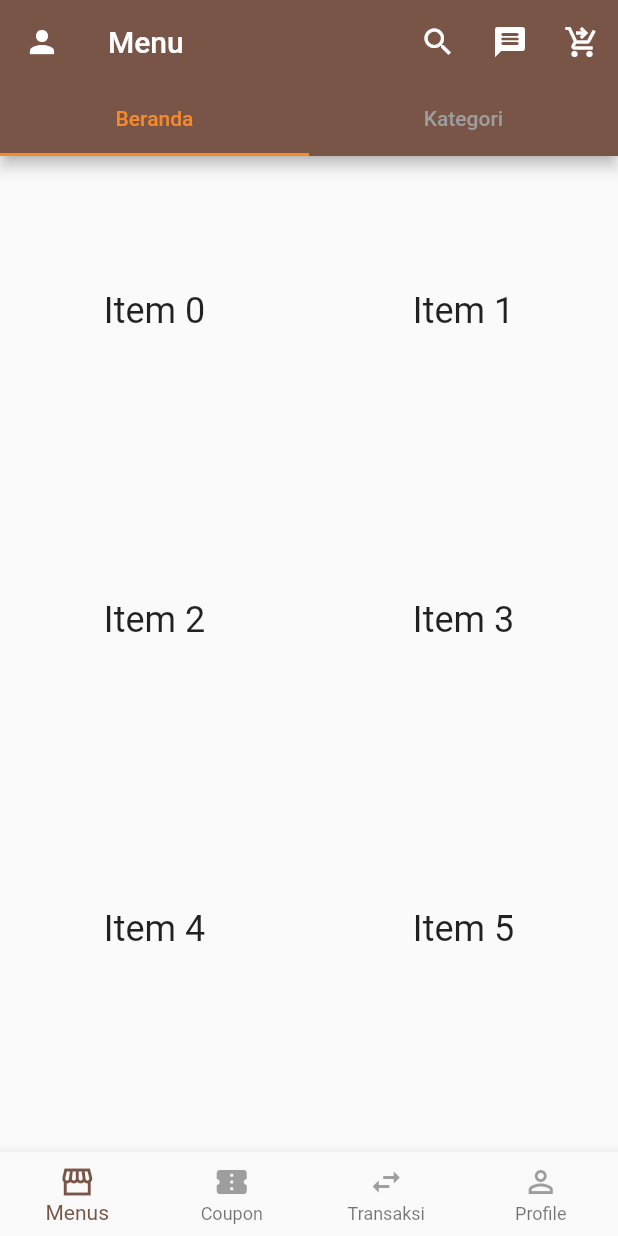
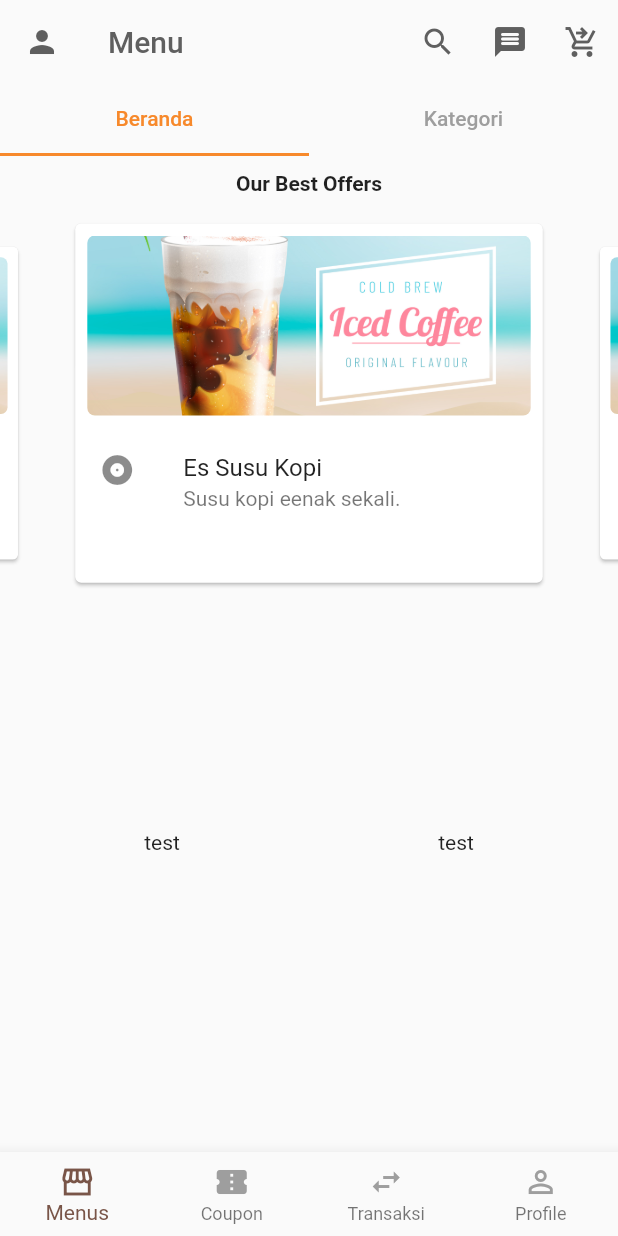
Before and after one commit to arikjunior/mobile-apps-coffee, a Flutter app: the screen it shows after launch, on a phone screen of 412 x 824 dp. Run offline on Flutter 3.47's test engine with Material 2 defaults, Android fonts, the light colour scheme and no system bars; drawn by our look-alikes of carousel_slider; our stand-ins replace email_validator, google_fonts; missing offline and left inert: dart:html.

```diff
--- a/lib/constans.dart
+++ b/lib/constans.dart
@@ -4,6 +4,7 @@ class Palette {
   static Color bg1 = Colors.brown;
   static Color bg2 = Colors.green;
   static Color bg3 = Colors.white;
+  static Color black = const Color(0xff5F5F5F);
 
   static Color orange = const Color(0xfff7892b);
 }
--- a/lib/main.dart
+++ b/lib/main.dart
@@ -1,5 +1,6 @@
 import 'package:flutter/material.dart';
 import 'package:tokokopi/launcher.dart';
+import 'package:google_fonts/google_fonts.dart';
 
 void main() {
   runApp(const MyApp());
@@ -15,6 +16,7 @@ class MyApp extends StatelessWidget {
       debugShowCheckedModeBanner: false,
       title: 'Flutter Demo',
       theme: ThemeData(
+        textTheme: GoogleFonts.robotoTextTheme(),
         primarySwatch: Colors.brown,
         visualDensity: VisualDensity.adaptivePlatformDensity,
       ),
--- a/lib/users/beranda.dart
+++ b/lib/users/beranda.dart
@@ -32,26 +32,35 @@ class _BerandaState extends State<Beranda> with SingleTickerProviderStateMixin {
   Widget build(BuildContext context) {
     return Scaffold(
         appBar: AppBar(
-          leading: Icon(Icons.person),
+          leading: Icon(
+            Icons.person,
+            color: Palette.black,
+          ),
           centerTitle: true,
           title: new Row(
             mainAxisAlignment: MainAxisAlignment.spaceBetween,
             children: <Widget>[
-              Text('Menu'),
+              Text(
+                'Menu',
+                style: TextStyle(color: Palette.black),
+              ),
             ],
           ),
           actions: <Widget>[
             IconButton(
               icon: const Icon(Icons.search),
+              color: Palette.black,
               onPressed: () {},
             ),
             IconButton(
               icon: const Icon(Icons.message_rounded),
               onPressed: () {},
+              color: Palette.black,
             ),
             IconButton(
               icon: const Icon(Icons.shopping_cart_checkout),
               onPressed: () {},
+              color: Palette.black,
             ),
           ],
           // leading: new Row(children: <Widget>[
@@ -73,7 +82,8 @@ class _BerandaState extends State<Beranda> with SingleTickerProviderStateMixin {
           //       filled: true),
           // ),
 
-          backgroundColor: Palette.bg1,
+          backgroundColor: Colors.transparent,
+          elevation: 0,
 
           bottom: TabBar(
             controller: _tabController,
--- a/lib/users/depanpage.dart
+++ b/lib/users/depanpage.dart
@@ -1,4 +1,16 @@
+// ignore_for_file: avoid_unnecessary_containers
+
 import 'package:flutter/material.dart';
+import 'package:carousel_slider/carousel_slider.dart';
+
+final List<String> imgList = [
+  'https://images.unsplash.com/photo-1520342868574-5fa3804e551c?ixlib=rb-0.3.5&ixid=eyJhcHBfaWQiOjEyMDd9&s=6ff92caffcdd63681a35134a6770ed3b&auto=format&fit=crop&w=1951&q=80',
+  'https://images.unsplash.com/photo-1522205408450-add114ad53fe?ixlib=rb-0.3.5&ixid=eyJhcHBfaWQiOjEyMDd9&s=368f45b0888aeb0b7b08e3a1084d3ede&auto=format&fit=crop&w=1950&q=80',
+  'https://images.unsplash.com/photo-1519125323398-675f0ddb6308?ixlib=rb-0.3.5&ixid=eyJhcHBfaWQiOjEyMDd9&s=94a1e718d89ca60a6337a6008341ca50&auto=format&fit=crop&w=1950&q=80',
+  'https://images.unsplash.com/photo-1523205771623-e0faa4d2813d?ixlib=rb-0.3.5&ixid=eyJhcHBfaWQiOjEyMDd9&s=89719a0d55dd05e2deae4120227e6efc&auto=format&fit=crop&w=1953&q=80',
+  'https://images.unsplash.com/photo-1508704019882-f9cf40e475b4?ixlib=rb-0.3.5&ixid=eyJhcHBfaWQiOjEyMDd9&s=8c6e5e3aba713b17aa1fe71ab4f0ae5b&auto=format&fit=crop&w=1352&q=80',
+  'https://images.unsplash.com/photo-1519985176271-adb1088fa94c?ixlib=rb-0.3.5&ixid=eyJhcHBfaWQiOjEyMDd9&s=a0c8d632e977f94e5d312d9893258f59&auto=format&fit=crop&w=1355&q=80'
+];
 
 class DepanPage extends StatefulWidget {
   @override
@@ -8,20 +20,122 @@ class DepanPage extends StatefulWidget {
 class _DepanPageState extends State<DepanPage> {
   @override
   Widget build(BuildContext context) {
+    var size = MediaQuery.of(context).size;
+
+    /*24 is for notification bar on Android*/
+    final double itemHeight = (size.height - kToolbarHeight - 24) / 2.3;
+    final double itemWidth = size.width / 2;
     return Scaffold(
-      body: GridView.count(
+        body: Column(
+      children: <Widget>[
+        Column(
+          children: [
+            Column(
+              mainAxisAlignment: MainAxisAlignment.start,
+              children: [
+                Padding(
+                  padding: const EdgeInsets.all(10),
+                  child: Text(
+                    "Our Best Offers",
+                    style: TextStyle(fontWeight: FontWeight.w700),
+                  ),
+                )
+              ],
+            ),
+            CarouselSlider(
+              options: CarouselOptions(
+                autoPlay: false,
+                aspectRatio: 1.6,
+                enlargeCenterPage: true,
+              ),
+              items: imgList
+                  .map(
+                    (item) => Container(
+                      margin: EdgeInsets.all(5.0),
+                      child: Card(
+                        child: Column(
+                          mainAxisSize: MainAxisSize.min,
+                          children: <Widget>[
+                            Container(
+                                width: size.width,
+                                padding: const EdgeInsets.all(8),
+                                child: ClipRRect(
+                                  borderRadius: BorderRadius.circular(5),
+                                  child: Image.asset(
+                                    'images/menu-placeholder.jpg',
+                                    height: 120,
+                                    fit: BoxFit.cover,
+                                  ),
+                                )),
+                            const ListTile(
+                              leading: Icon(Icons.album),
+                              title: Text('Es Susu Kopi'),
+                              subtitle: Text('Susu kopi eenak sekali.'),
+                            ),
+                            Padding(padding: const EdgeInsets.only(bottom: 10))
+                          ],
+                        ),
+                      ),
+                    ),
+                  )
+                  .toList(),
+            ),
+          ],
+        ),
+        Column(
+          children: <Widget>[
+            GridView.count(
+                shrinkWrap: true,
+                childAspectRatio: (itemWidth / itemHeight),
+                padding: const EdgeInsets.all(10),
                 // Create a grid with 2 columns. If you change the scrollDirection to
                 // horizontal, this produces 2 rows.
                 crossAxisCount: 2,
                 // Generate 100 widgets that display their index in the List.
                 children: List.generate(20, (index) {
                   return Center(
-            child: Text(
-              'Item $index',
-              style: Theme.of(context).textTheme.headline5,
+                    child: Text("test"),
+                  );
+                })),
+          ],
         ),
-          );
-        }),
+      ],
+    ));
+  }
+}
+
+class MyStatelessWidget extends StatelessWidget {
+  const MyStatelessWidget({Key? key}) : super(key: key);
+
+  @override
+  Widget build(BuildContext context) {
+    return Center(
+      child: Card(
+        child: Column(
+          mainAxisSize: MainAxisSize.min,
+          children: <Widget>[
+            const ListTile(
+              leading: Icon(Icons.album),
+              title: Text('The Enchanted Nightingale'),
+              subtitle: Text('Music by Julie Gable. Lyrics by Sidney Stein.'),
+            ),
+            Row(
+              mainAxisAlignment: MainAxisAlignment.end,
+              children: <Widget>[
+                TextButton(
+                  child: const Text('BUY TICKETS'),
+                  onPressed: () {/* ... */},
+                ),
+                const SizedBox(width: 8),
+                TextButton(
+                  child: const Text('LISTEN'),
+                  onPressed: () {/* ... */},
+                ),
+                const SizedBox(width: 8),
+              ],
+            ),
+          ],
+        ),
       ),
     );
   }
--- a/pubspec.yaml
+++ b/pubspec.yaml
@@ -34,6 +34,8 @@ dependencies:
   # The following adds the Cupertino Icons font to your application.
   # Use with the CupertinoIcons class for iOS style icons.
   cupertino_icons: ^1.0.2
+  google_fonts: ^2.3.1
+  email_validator: ^2.0.1
 
 dev_dependencies:
   flutter_test:
@@ -45,6 +47,8 @@ dev_dependencies:
   # package. See that file for information about deactivating specific lint
   # rules and activating additional ones.
   flutter_lints: ^1.0.0
+  carousel_slider: ^4.0.0
+  sliding_card: ^0.1.2
 
 # For information on the generic Dart part of this file, see the
 # following page: https://dart.dev/tools/pub/pubspec
@@ -61,6 +65,7 @@ flutter:
   assets:
     - images/coffee.png
     - images/launcher.png
+    - images/
 
   # An image asset can refer to one or more resolution-specific "variants", see
   # https://flutter.dev/assets-and-images/#resolution-aware.
```
Also changed, not shown: lib/auth/login.dart (added, +171 -0 lines), lib/auth/register.dart (added, +208 -0 lines), lib/launcher.dart (+6 -7 lines), images/logo.png (added), images/menu-placeholder.jpg (added), pubspec.lock. Lines whose indentation alone changed are shown as unchanged.
